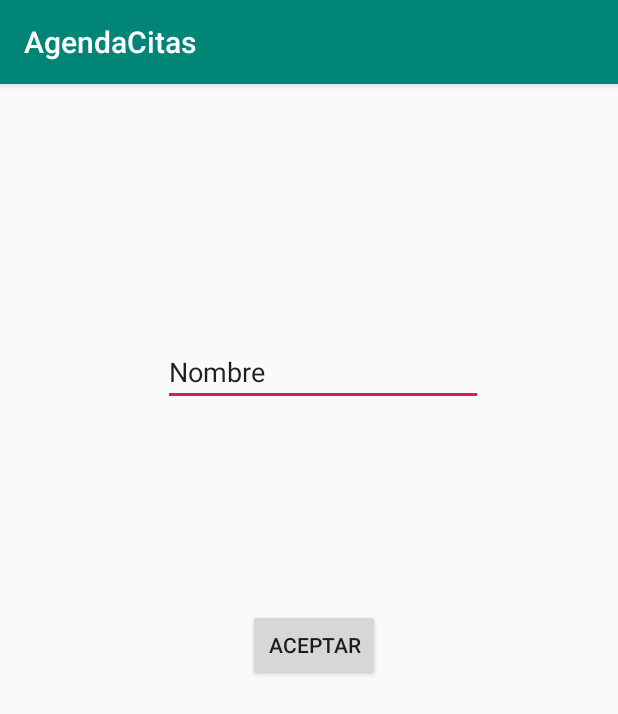
After one commit to chjuca/doit, an Android app: the Activity_Prueba screen opened directly, with no data from a screen before it, on a phone screen of 412 x 824 dp. The commit adds this screen. Shown: the top 714 px of the screen. Run offline under Robolectric (Android 15) with nearby library versions, the phone set to English and light mode, and no system bars; our stand-ins replace Firebase (no records; nobody signed in at launch, a user with empty details on screens opened directly).

Commit message:
Agregando citas al FireBase

```diff
--- /dev/null
+++ b/app/src/main/java/com/xcheko51x/agendacitas/Activity_Prueba.java
@@ -0,0 +1,52 @@
+package com.xcheko51x.agendacitas;
+
+import androidx.appcompat.app.AppCompatActivity;
+
+import android.os.Bundle;
+import android.view.View;
+import android.widget.Button;
+import android.widget.EditText;
+import android.widget.TextView;
+import android.widget.Toast;
+
+import com.google.firebase.FirebaseApp;
+import com.google.firebase.database.DatabaseReference;
+import com.google.firebase.database.FirebaseDatabase;
+import com.xcheko51x.agendacitas.Modelos.Cita;
+
+import java.util.UUID;
+
+public class Activity_Prueba extends AppCompatActivity {
+
+
+    FirebaseDatabase firebaseDatabase;
+    DatabaseReference databaseReference;
+
+    @Override
+    protected void onCreate(Bundle savedInstanceState) {
+        super.onCreate(savedInstanceState);
+        setContentView(R.layout.activity__prueba);
+
+        final EditText nombre = findViewById(R.id.nombre);
+
+        inicializarFirebase();
+
+        final Button btnAceptar = findViewById(R.id.btnAceptar);
+        btnAceptar.setOnClickListener(new View.OnClickListener() {
+            public void onClick(View v) {
+                Cita cita = new Cita();
+                cita.setNomCliente(nombre.toString());
+
+                databaseReference.child("Cita").child("1").setValue(cita);
+            }
+        });
+
+
+    }
+
+    private void inicializarFirebase() {
+        FirebaseApp.initializeApp(this);
+        firebaseDatabase = FirebaseDatabase.getInstance();
+        databaseReference = firebaseDatabase.getReference();
+    }
+}
--- a/app/src/main/java/com/xcheko51x/agendacitas/MostrarTodos.java
+++ b/app/src/main/java/com/xcheko51x/agendacitas/MostrarTodos.java
@@ -76,7 +76,7 @@ public class MostrarTodos extends AppCompatActivity {
             do {
                 citas.add(
                         new Cita(
-                                fila.getInt(0),
+                                fila.getString(0),
                                 fila.getString(1),
                                 fila.getString(2),
                                 fila.getString(3),
--- a/app/src/main/java/com/xcheko51x/agendacitas/ui/citas/CitasFragment.java
+++ b/app/src/main/java/com/xcheko51x/agendacitas/ui/citas/CitasFragment.java
@@ -138,12 +138,12 @@ public class CitasFragment extends Fragment {
                             Toast.makeText(getContext(), "NO SE AGENDO TE FALTO LLENAR UN CAMPO.", Toast.LENGTH_SHORT).show();
                         } else {
                             Cita cita = new Cita();
-                            cita.setIdCita(Integer.parseInt(String.valueOf(UUID.randomUUID())));
+                            cita.setIdCita(UUID.randomUUID().toString());
                             cita.setNomCliente(etNombre.toString());
                             cita.setTelCliente(etTelefono.toString());              //AGREGA LOS CAMPOS A LA BASE DE DATOS
                             cita.setMotivo(etMotivo.toString());
 
-                            databaseReference.child("Cita").child(cita.getIdCita()+"").setValue(cita);
+                            databaseReference.child("Cita").child(cita.getIdCita()).setValue(cita);
 
                             }
                             Toast.makeText(getContext(), "Cita Agendada", Toast.LENGTH_SHORT).show();
@@ -224,7 +224,7 @@ public class CitasFragment extends Fragment {
             do {
                 citas.add(
                         new Cita(
-                                fila.getInt(0),
+                                fila.getString(0),
                                 fila.getString(1),
                                 fila.getString(2),
                                 fila.getString(3),
--- /dev/null
+++ b/app/src/main/res/layout/activity__prueba.xml
@@ -0,0 +1,41 @@
+<?xml version="1.0" encoding="utf-8"?>
+<androidx.constraintlayout.widget.ConstraintLayout xmlns:android="http://schemas.android.com/apk/res/android"
+    xmlns:app="http://schemas.android.com/apk/res-auto"
+    xmlns:tools="http://schemas.android.com/tools"
+    android:layout_width="match_parent"
+    android:layout_height="match_parent"
+    tools:context=".Activity_Prueba">
+
+    <Button
+        android:id="@+id/btnAceptar"
+        android:layout_width="wrap_content"
+        android:layout_height="wrap_content"
+        android:layout_marginStart="165dp"
+        android:layout_marginLeft="165dp"
+        android:layout_marginEnd="159dp"
+        android:layout_marginRight="159dp"
+        android:layout_marginBottom="370dp"
+        android:text="Aceptar"
+        app:layout_constraintBottom_toBottomOf="parent"
+        app:layout_constraintEnd_toEndOf="parent"
+        app:layout_constraintStart_toStartOf="parent" />
+
+    <EditText
+        android:id="@+id/nombre"
+        android:layout_width="wrap_content"
+        android:layout_height="wrap_content"
+        android:layout_marginStart="108dp"
+        android:layout_marginLeft="108dp"
+        android:layout_marginTop="151dp"
+        android:layout_marginEnd="90dp"
+        android:layout_marginRight="90dp"
+        android:layout_marginBottom="118dp"
+        android:ems="10"
+        android:inputType="textPersonName"
+        android:text="Nombre"
+        app:layout_constraintBottom_toTopOf="@+id/btnAceptar"
+        app:layout_constraintEnd_toEndOf="parent"
+        app:layout_constraintStart_toStartOf="parent"
+        app:layout_constraintTop_toTopOf="parent" />
+
+</androidx.constraintlayout.widget.ConstraintLayout>
--- a/build.gradle
+++ b/build.gradle
@@ -8,7 +8,7 @@ buildscript {
     }
     dependencies {
         classpath 'com.android.tools.build:gradle:3.5.1'
-        classpath 'com.google.gms:google-services:4.3.2'
+        classpath 'com.google.gms:google-services:4.0.1'
 
         // NOTE: Do not place your application dependencies here; they belong
         // in the individual module build.gradle files
```
Also changed, not shown: app/src/main/AndroidManifest.xml (+12 -6 lines), app/src/main/java/com/xcheko51x/agendacitas/Modelos/Cita.java (+6 -4 lines), 1 other file.
